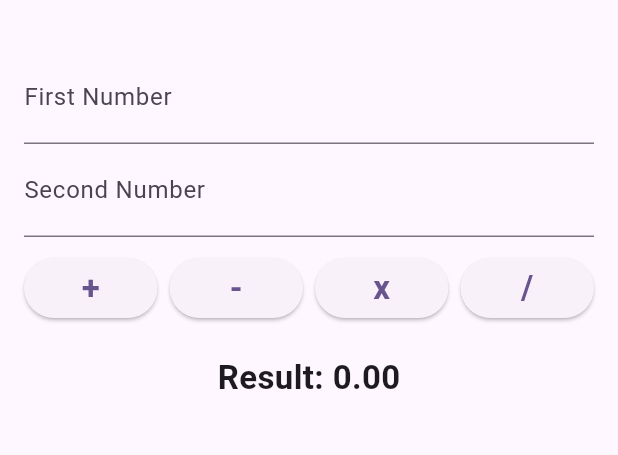
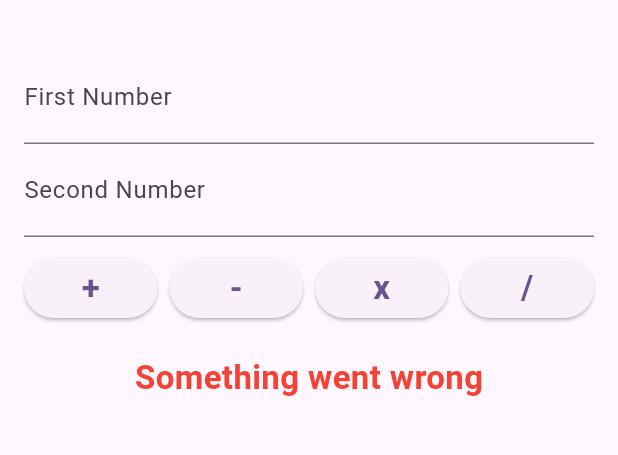
Before and after one commit to jatinderji/calculator_app_bloc, a Flutter app: the screen it shows after launch, on a phone screen of 412 x 824 dp, the part 63-518 px from its top. Run offline on Flutter 3.47's test engine with Material 2 defaults, Android fonts, the phone set to English and light mode, and no system bars; our stand-ins replace flutter_bloc.

```diff
--- a/lib/main.dart
+++ b/lib/main.dart
@@ -1,3 +1,6 @@
+import 'package:calculator_app_bloc/src/blocs/calculator_bloc/calculator_bloc.dart';
+import 'package:flutter_bloc/flutter_bloc.dart';
+
 import 'src/pages/home_page.dart';
 import 'package:flutter/material.dart';
 
@@ -17,7 +20,10 @@ class MyApp extends StatelessWidget {
         colorScheme: ColorScheme.fromSeed(seedColor: Colors.deepPurple),
         useMaterial3: true,
       ),
-      home: const HomePage(),
+      home: BlocProvider(
+        create: (context) => CalculatorBloc(),
+        child: HomePage(),
+      ),
     );
   }
 }
--- /dev/null
+++ b/lib/src/blocs/calculator_bloc/calculator_event.dart
@@ -0,0 +1,27 @@
+part of 'calculator_bloc.dart';
+
+abstract class CalculatorEvent {}
+
+class AddEvent extends CalculatorEvent {
+  final num num1;
+  final num num2;
+  AddEvent({required this.num1, required this.num2});
+}
+
+class SubtractEvent extends CalculatorEvent {
+  final num num1;
+  final num num2;
+  SubtractEvent({required this.num1, required this.num2});
+}
+
+class MultiplyEvent extends CalculatorEvent {
+  final num num1;
+  final num num2;
+  MultiplyEvent({required this.num1, required this.num2});
+}
+
+class DivideEvent extends CalculatorEvent {
+  final num num1;
+  final num num2;
+  DivideEvent({required this.num1, required this.num2});
+}
--- /dev/null
+++ b/lib/src/blocs/calculator_bloc/calculator_state.dart
@@ -0,0 +1,10 @@
+part of 'calculator_bloc.dart';
+
+abstract class CalculatorState {}
+
+final class CalculatorInitial extends CalculatorState {}
+
+final class CalculatorResult extends CalculatorState {
+  final num result;
+  CalculatorResult({required this.result});
+}
--- a/lib/src/pages/home_page.dart
+++ b/lib/src/pages/home_page.dart
@@ -1,21 +1,15 @@
-import 'package:calculator_app_bloc/src/repositories/calculator_repo.dart';
+import '../blocs/calculator_bloc/calculator_bloc.dart';
 import 'package:flutter/material.dart';
+import 'package:flutter_bloc/flutter_bloc.dart';
 
-class HomePage extends StatefulWidget {
-  const HomePage({super.key});
-
-  @override
-  State<HomePage> createState() => _HomePageState();
-}
-
-class _HomePageState extends State<HomePage> {
+class HomePage extends StatelessWidget {
+  HomePage({super.key});
   final TextEditingController _controllerFirstNum = TextEditingController();
   final TextEditingController _controllerSecondNum = TextEditingController();
-  num result = 0;
 
   @override
   Widget build(BuildContext context) {
-    final CalculatorRepo calculatorRepo = CalculatorRepo();
+    final calculatorBloc = BlocProvider.of<CalculatorBloc>(context);
     return Scaffold(
       appBar: AppBar(
         title: const Text('Calculator with Bloc'),
@@ -59,10 +53,8 @@ class _HomePageState extends State<HomePage> {
                               _controllerSecondNum.text.isNotEmpty) {
                             num num1 = num.parse(_controllerFirstNum.text);
                             num num2 = num.parse(_controllerSecondNum.text);
-                            setState(() {
-                              result =
-                                  calculatorRepo.add(num1: num1, num2: num2);
-                            });
+                            calculatorBloc
+                                .add(AddEvent(num1: num1, num2: num2));
                           }
                         },
                       ),
@@ -80,10 +72,8 @@ class _HomePageState extends State<HomePage> {
                               _controllerSecondNum.text.isNotEmpty) {
                             num num1 = num.parse(_controllerFirstNum.text);
                             num num2 = num.parse(_controllerSecondNum.text);
-                            setState(() {
-                              result = calculatorRepo.subtract(
-                                  num1: num1, num2: num2);
-                            });
+                            calculatorBloc
+                                .add(SubtractEvent(num1: num1, num2: num2));
                           }
                         },
                       ),
@@ -101,10 +91,8 @@ class _HomePageState extends State<HomePage> {
                               _controllerSecondNum.text.isNotEmpty) {
                             num num1 = num.parse(_controllerFirstNum.text);
                             num num2 = num.parse(_controllerSecondNum.text);
-                            setState(() {
-                              result = calculatorRepo.multiply(
-                                  num1: num1, num2: num2);
-                            });
+                            calculatorBloc
+                                .add(MultiplyEvent(num1: num1, num2: num2));
                           }
                         },
                       ),
@@ -122,10 +110,8 @@ class _HomePageState extends State<HomePage> {
                               _controllerSecondNum.text.isNotEmpty) {
                             num num1 = num.parse(_controllerFirstNum.text);
                             num num2 = num.parse(_controllerSecondNum.text);
-                            setState(() {
-                              result =
-                                  calculatorRepo.divide(num1: num1, num2: num2);
-                            });
+                            calculatorBloc
+                                .add(DivideEvent(num1: num1, num2: num2));
                           }
                         },
                       ),
@@ -133,11 +119,26 @@ class _HomePageState extends State<HomePage> {
                   ],
                 ),
                 const SizedBox(height: 20.0),
-                Text(
-                  'Result: ${result.toStringAsPrecision(3)}',
-                  style: const TextStyle(
-                      fontSize: 22, fontWeight: FontWeight.bold),
-                )
+                BlocBuilder(
+                  bloc: calculatorBloc,
+                  builder: (context, state) {
+                    if (state is CalculatorResult) {
+                      return Text(
+                        'Result: ${state.result.toStringAsPrecision(3)}',
+                        style: const TextStyle(
+                            fontSize: 22, fontWeight: FontWeight.bold),
+                      );
+                    } else {
+                      return const Text(
+                        'Something went wrong',
+                        style: TextStyle(
+                            fontSize: 22,
+                            fontWeight: FontWeight.bold,
+                            color: Colors.red),
+                      );
+                    }
+                  },
+                ),
               ]),
         ),
       ),
--- a/pubspec.yaml
+++ b/pubspec.yaml
@@ -35,6 +35,7 @@ dependencies:
   # The following adds the Cupertino Icons font to your application.
   # Use with the CupertinoIcons class for iOS style icons.
   cupertino_icons: ^1.0.2
+  flutter_bloc: ^8.1.3
 
 dev_dependencies:
   flutter_test:
```
Also changed, not shown: lib/src/blocs/calculator_bloc/calculator_bloc.dart (added, +29 -0 lines), pubspec.lock.
